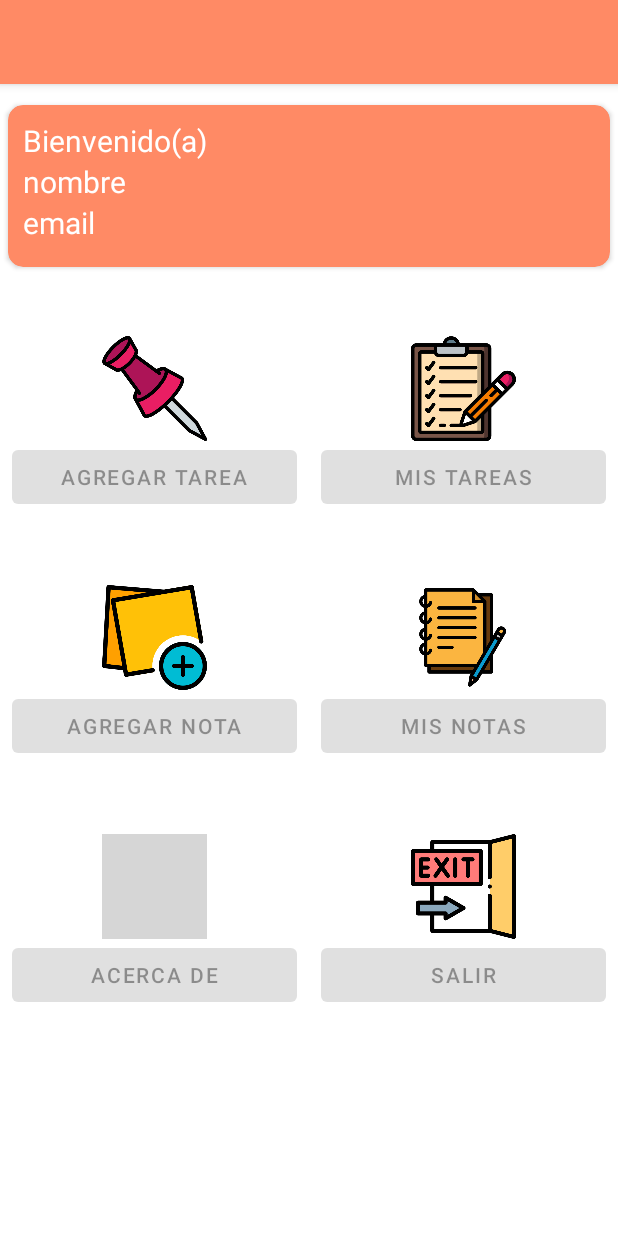
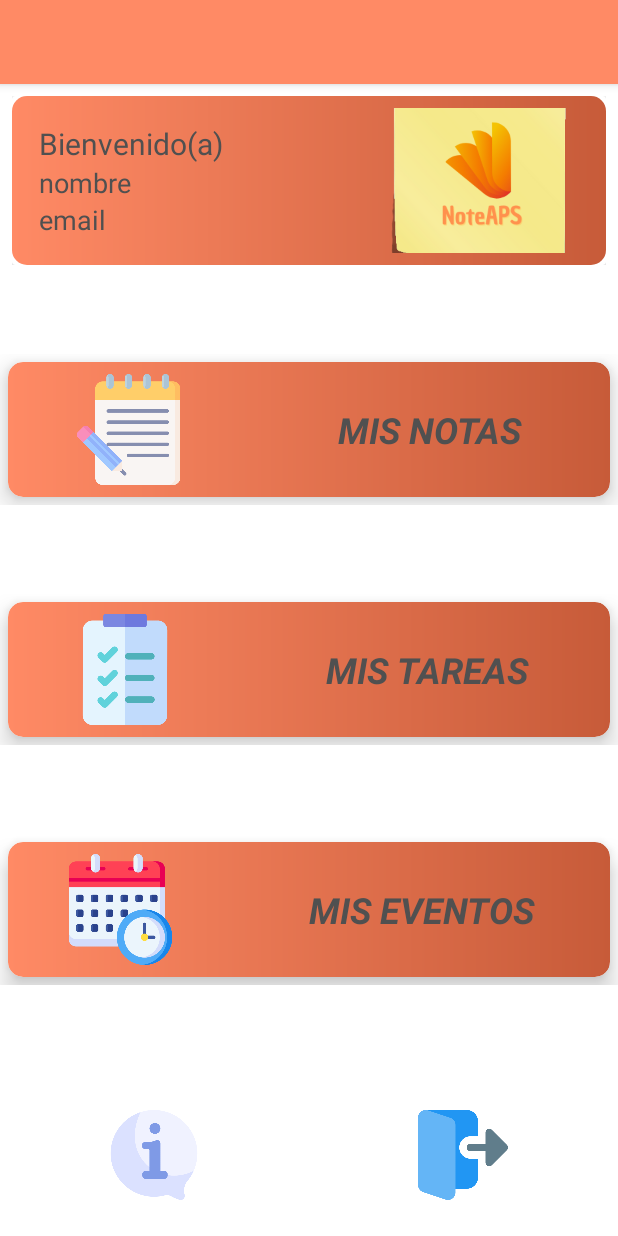
Before and after one commit to antoni0ps/NoteAps, an Android app: the screen it shows after launch once a user with an empty profile is signed in (MenuActivity), on a phone screen of 412 x 824 dp. Run offline under Robolectric (Android 15) with nearby library versions, the light colour scheme and no system bars; our stand-ins replace Firebase (no records; nobody signed in at launch, a user with empty details on screens opened directly); grey boxes are pictures that could not be loaded.

Commit message:
after changes at menuActivity

```diff
--- a/app/src/main/java/com/proyecto/tasksnotes/MenuActivity.kt
+++ b/app/src/main/java/com/proyecto/tasksnotes/MenuActivity.kt
@@ -43,21 +43,18 @@ class MenuActivity : AppCompatActivity() {
 
         loadData()
 
-        binding.addTaskButton.setOnClickListener {
-
-            val intent = Intent(this, Add_Task_Activity::class.java)
+        //Datos enviados por el botón añadir tarea
+            /*val intent = Intent(this, Add_Task_Activity::class.java)
             name = binding.tvName.text.toString()
             email = binding.tvEmail.text.toString()
             intent.putExtra("name", name)
             intent.putExtra("email", email)
-            startActivity(intent)
-        }
+            startActivity(intent)*/
+
         binding.myTasksButton.setOnClickListener {
             startActivity(Intent(this, List_Tasks::class.java))
         }
-        binding.addNote.setOnClickListener {
-            startActivity(Intent(this, Add_Note_Activity::class.java))
-        }
+
         binding.myNotesButton.setOnClickListener {
             startActivity(Intent(this, List_Notes::class.java))
         }
@@ -91,10 +88,9 @@ class MenuActivity : AppCompatActivity() {
                     binding.tvEmail.setText(email)
 
                     //Si existe usuario logueado habilitamos los botones del menu
-                    binding.addTaskButton.isEnabled = true
+                    binding.myEventsButton.isEnabled = true
                     binding.myNotesButton.isEnabled = true
                     binding.myTasksButton.isEnabled = true
-                    binding.addNote.isEnabled = true
                     binding.aboutButton.isEnabled = true
                     binding.logoutButton.isEnabled = true
                 }
--- a/app/src/main/res/drawable/date_background.xml
+++ /dev/null
@@ -1,7 +0,0 @@
-<?xml version="1.0" encoding="utf-8"?>
-<shape xmlns:android="http://schemas.android.com/apk/res/android" android:shape="rectangle">
-    <solid
-        android:color="@color/background_clear"/>
-
-    <corners android:radius= "10dp" />
-</shape>
--- /dev/null
+++ b/app/src/main/res/drawable/gradient_background_border.xml
@@ -0,0 +1,12 @@
+<?xml version="1.0" encoding="utf-8"?>
+<shape xmlns:android="http://schemas.android.com/apk/res/android"
+    android:shape="rectangle">
+    <solid android:color="@color/primary" />
+
+    <gradient
+        android:endColor="@color/primary_dark"
+        android:startColor="@color/primary"
+        android:type="linear"
+        android:angle="0"/>
+    <corners android:radius="10dp" />
+</shape>
--- a/app/src/main/res/layout/activity_add_task.xml
+++ b/app/src/main/res/layout/activity_add_task.xml
@@ -91,7 +91,7 @@
             android:layout_marginStart="8dp"
             android:layout_marginTop="8dp"
             android:layout_marginEnd="8dp"
-            android:background="@drawable/date_background" />
+            android:background="@drawable/gradient_background_border" />
 
         <androidx.appcompat.widget.LinearLayoutCompat
             android:layout_width="match_parent"
--- a/app/src/main/res/layout/activity_menu.xml
+++ b/app/src/main/res/layout/activity_menu.xml
@@ -1,40 +1,49 @@
 <?xml version="1.0" encoding="utf-8"?>
 
 
-
-<ScrollView
-    xmlns:android="http://schemas.android.com/apk/res/android"
+<androidx.constraintlayout.widget.ConstraintLayout xmlns:android="http://schemas.android.com/apk/res/android"
+    xmlns:app="http://schemas.android.com/apk/res-auto"
     xmlns:tools="http://schemas.android.com/tools"
-    xmlns:app="http://schemas.android.com/apk/res-auto"
     android:layout_width="match_parent"
     android:layout_height="match_parent"
     tools:context=".MenuActivity">
 
-    <androidx.constraintlayout.widget.ConstraintLayout
-        android:layout_width="match_parent"
-        android:layout_height="match_parent">
 
     <androidx.appcompat.widget.LinearLayoutCompat
         android:id="@+id/infoLayout"
         android:layout_width="match_parent"
         android:layout_height="wrap_content"
+        android:layout_margin="8dp"
+        android:background="@drawable/gradient_background_border"
         android:orientation="vertical"
-            app:layout_constraintTop_toTopOf="parent"
         app:layout_constraintEnd_toEndOf="parent"
-            app:layout_constraintStart_toStartOf="parent">
+        app:layout_constraintStart_toStartOf="parent"
+        app:layout_constraintTop_toTopOf="parent">
+
 
         <androidx.cardview.widget.CardView
             android:layout_width="match_parent"
-                android:layout_marginTop="8dp"
-                android:layout_height="120dp"
-                android:padding="0.2dp"
-                app:cardBackgroundColor="@color/primary"
-                app:cardCornerRadius="10dp"
-                app:cardUseCompatPadding="true">
+            android:layout_height="match_parent"
+            android:padding="0.2dp">
+
+            <TextView
+                android:layout_width="match_parent"
+                android:layout_height="match_parent"
+                android:background="@drawable/gradient_background_border" />
+
 
             <androidx.appcompat.widget.LinearLayoutCompat
                 android:layout_width="match_parent"
                 android:layout_height="wrap_content"
+                android:padding="8dp"
+                android:orientation="horizontal"
+                android:weightSum="2">
+
+
+                <androidx.appcompat.widget.LinearLayoutCompat
+                    android:layout_width="match_parent"
+                    android:layout_height="wrap_content"
+                    android:layout_weight="0.75"
                     android:orientation="vertical"
                     android:padding="10dp">
 
@@ -42,7 +51,7 @@
                         android:layout_width="wrap_content"
                         android:layout_height="wrap_content"
                         android:text="Bienvenido(a)"
-                        android:textColor="@color/white"
+                        android:textColor="@color/dark_grey"
                         android:textSize="20sp" />
 
                     <TextView
@@ -50,36 +59,231 @@
                         android:layout_width="wrap_content"
                         android:layout_height="wrap_content"
                         android:text="nombre"
-                        android:textColor="@color/white"
-                        android:textSize="20sp" />
+                        android:textColor="@color/dark_grey"
+                        android:textSize="18sp" />
 
                     <TextView
                         android:id="@+id/tvEmail"
                         android:layout_width="wrap_content"
                         android:layout_height="wrap_content"
                         android:text="email"
-                        android:textColor="@color/white"
-                        android:textSize="20sp" />
+                        android:textColor="@color/dark_grey"
+                        android:textSize="18sp" />
 
+                </androidx.appcompat.widget.LinearLayoutCompat>
+
+                <androidx.appcompat.widget.LinearLayoutCompat
+                    android:layout_width="match_parent"
+                    android:layout_height="match_parent"
+                    android:layout_weight="1.3">
+
+                    <ImageView
+                        android:layout_width="130dp"
+                        android:layout_height="130dp"
+                        android:elevation="8dp"
+                        android:translationZ="8dp"
+                        android:src="@drawable/icono_app_completo"
+                        android:layout_gravity="center"/>
+
+
+
+                </androidx.appcompat.widget.LinearLayoutCompat>
 
             </androidx.appcompat.widget.LinearLayoutCompat>
 
         </androidx.cardview.widget.CardView>
     </androidx.appcompat.widget.LinearLayoutCompat>
 
+
     <androidx.appcompat.widget.LinearLayoutCompat
-            android:id="@+id/firstLayout"
+        android:id="@+id/notesLayout"
         android:layout_width="match_parent"
         android:layout_height="wrap_content"
+        app:layout_constraintBottom_toTopOf="@id/tasks_layout"
+        app:layout_constraintTop_toBottomOf="@id/infoLayout">
+
+        <androidx.cardview.widget.CardView
+            android:id="@+id/myNotesButton"
+            android:layout_width="match_parent"
+            android:layout_height="match_parent"
+            android:layout_margin="5dp"
+            android:elevation="8dp"
+            android:enabled="false"
+            android:padding="0.2dp"
+            android:translationZ="8dp"
+            app:cardCornerRadius="10dp">
+
+            <TextView
+                android:id="@+id/tvMyNotes"
+                android:layout_width="match_parent"
+                android:layout_height="match_parent"
+                android:background="@drawable/gradient_background_border"
+                android:textSize="25sp" />
+
+
+            <androidx.appcompat.widget.LinearLayoutCompat
+                android:layout_width="match_parent"
+                android:layout_height="wrap_content"
+                android:weightSum="2">
+
+                <androidx.appcompat.widget.AppCompatImageView
+                    android:id="@+id/ivMyNotes"
+                    android:layout_width="90dp"
+                    android:layout_height="90dp"
+                    android:layout_weight="0.75"
+                    android:padding="8dp"
+                    android:src="@drawable/note_image" />
+
+                <com.google.android.material.textview.MaterialTextView
+                    android:layout_width="wrap_content"
+                    android:layout_height="match_parent"
+                    android:layout_weight="1.25"
+                    android:elevation="8dp"
+                    android:gravity="center"
+                    android:text="MIS NOTAS"
+                    android:textColor="@color/dark_grey"
+                    android:textSize="24sp"
+                    android:textStyle="bold|italic"
+                    android:translationZ="20dp" />
+
+            </androidx.appcompat.widget.LinearLayoutCompat>
+
+
+        </androidx.cardview.widget.CardView>
+
+    </androidx.appcompat.widget.LinearLayoutCompat>
+
+    <androidx.appcompat.widget.LinearLayoutCompat
+        android:id="@+id/tasks_layout"
+        android:layout_width="match_parent"
+        android:layout_height="wrap_content"
+        app:layout_constraintBottom_toTopOf="@id/eventsLayout"
+        app:layout_constraintTop_toBottomOf="@id/notesLayout">
+
+        <androidx.cardview.widget.CardView
+            android:id="@+id/myTasksButton"
+            android:layout_width="match_parent"
+            android:layout_height="match_parent"
+            android:layout_margin="5dp"
+            android:elevation="8dp"
+            android:enabled="false"
+            android:padding="0.2dp"
+            android:translationZ="8dp"
+            app:cardCornerRadius="10dp">
+
+            <TextView
+                android:id="@+id/tvMyTasks"
+                android:layout_width="match_parent"
+                android:layout_height="match_parent"
+                android:background="@drawable/gradient_background_border"
+                android:textSize="25sp" />
+
+
+            <androidx.appcompat.widget.LinearLayoutCompat
+                android:layout_width="match_parent"
+                android:layout_height="wrap_content"
+                android:weightSum="2">
+
+                <androidx.appcompat.widget.AppCompatImageView
+                    android:id="@+id/ivMyTasks"
+                    android:layout_width="90dp"
+                    android:layout_height="90dp"
+                    android:layout_weight="0.75"
+                    android:padding="8dp"
+                    android:src="@drawable/task_image" />
+
+                <com.google.android.material.textview.MaterialTextView
+                    android:layout_width="wrap_content"
+                    android:layout_height="match_parent"
+                    android:layout_weight="1.25"
+                    android:elevation="8dp"
+                    android:gravity="center"
+                    android:text="MIS TAREAS"
+                    android:textColor="@color/dark_grey"
+                    android:textSize="24sp"
+                    android:textStyle="bold|italic"
+                    android:translationZ="20dp" />
+
+            </androidx.appcompat.widget.LinearLayoutCompat>
+
+
+        </androidx.cardview.widget.CardView>
+
+    </androidx.appcompat.widget.LinearLayoutCompat>
+
+    <androidx.appcompat.widget.LinearLayoutCompat
+        android:id="@+id/eventsLayout"
+        android:layout_width="match_parent"
+        android:layout_height="wrap_content"
+        app:layout_constraintBottom_toTopOf="@id/thirdLayout"
+        app:layout_constraintTop_toBottomOf="@id/tasks_layout">
+
+        <androidx.cardview.widget.CardView
+            android:id="@+id/myEventsButton"
+            android:layout_width="match_parent"
+            android:layout_height="match_parent"
+            android:layout_margin="5dp"
+            android:elevation="8dp"
+            android:enabled="false"
+            android:padding="0.2dp"
+            android:translationZ="8dp"
+            app:cardCornerRadius="10dp">
+
+            <TextView
+                android:id="@+id/tvMyEvents"
+                android:layout_width="match_parent"
+                android:layout_height="match_parent"
+                android:background="@drawable/gradient_background_border"
+                android:textSize="25sp" />
+
+
+            <androidx.appcompat.widget.LinearLayoutCompat
+                android:layout_width="match_parent"
+                android:layout_height="wrap_content"
+                android:weightSum="2">
+
+                <androidx.appcompat.widget.AppCompatImageView
+                    android:id="@+id/ivMyEvents"
+                    android:layout_width="90dp"
+                    android:layout_height="90dp"
+                    android:layout_weight="0.75"
+                    android:padding="8dp"
+                    android:src="@drawable/event_image" />
+
+                <com.google.android.material.textview.MaterialTextView
+                    android:layout_width="wrap_content"
+                    android:layout_height="match_parent"
+                    android:layout_weight="1.25"
+                    android:elevation="8dp"
+                    android:gravity="center"
+                    android:text="MIS EVENTOS"
+                    android:textColor="@color/dark_grey"
+                    android:textSize="24sp"
+                    android:textStyle="bold|italic"
+                    android:translationZ="20dp" />
+
+            </androidx.appcompat.widget.LinearLayoutCompat>
+
+
+        </androidx.cardview.widget.CardView>
+
+    </androidx.appcompat.widget.LinearLayoutCompat>
+
+
+    <androidx.appcompat.widget.LinearLayoutCompat
+        android:id="@+id/thirdLayout"
+        android:layout_width="match_parent"
+        android:layout_height="wrap_content"
+        android:layout_marginTop="16dp"
         android:orientation="vertical"
-            android:layout_marginTop="16dp"
-            app:layout_constraintTop_toBottomOf="@id/infoLayout">
+        app:layout_constraintBottom_toBottomOf="parent">
 
         <androidx.appcompat.widget.LinearLayoutCompat
             android:layout_width="match_parent"
             android:layout_height="wrap_content"
             android:layout_marginTop="16dp"
             android:orientation="horizontal"
+            android:layout_marginBottom="16dp"
             android:weightSum="2">
 
             <androidx.appcompat.widget.LinearLayoutCompat
@@ -87,21 +291,18 @@
                 android:layout_height="wrap_content"
                 android:layout_gravity="center"
                 android:layout_weight="1"
-                    android:padding="8dp"
-                    android:orientation="vertical">
+                android:orientation="vertical"
+                android:padding="8dp">
 
-                    <androidx.appcompat.widget.AppCompatImageView
-                        android:layout_width="70dp"
-                        android:layout_height="70dp"
-                        android:layout_gravity="center"
-                        android:src="@drawable/archived" />
 
-                    <Button
-                        android:id="@+id/addTaskButton"
-                        android:layout_width="match_parent"
-                        android:layout_height="wrap_content"
+                <ImageView
+                    android:id="@+id/aboutButton"
+                    android:layout_width="60dp"
+                    android:layout_height="60dp"
                     android:enabled="false"
-                        android:text="agregar tarea" />
+                    android:src="@drawable/about_image"
+                    android:text="acerca de"
+                    android:layout_gravity="center"/>
 
             </androidx.appcompat.widget.LinearLayoutCompat>
 
@@ -110,155 +311,16 @@
                 android:layout_height="wrap_content"
                 android:layout_gravity="center"
                 android:layout_weight="1"
-                    android:padding="8dp"
-                    android:orientation="vertical">
+                android:orientation="vertical"
+                android:padding="8dp">
 
                 <androidx.appcompat.widget.AppCompatImageView
-                        android:layout_width="70dp"
-                        android:layout_height="70dp"
+                    android:id="@+id/logoutButton"
+                    android:layout_width="60dp"
+                    android:layout_height="60dp"
                     android:layout_gravity="center"
-                        android:src="@drawable/list" />
+                    android:src="@drawable/logout_image" />
 
-                    <Button
-                        android:id="@+id/myTasksButton"
-                        android:layout_width="match_parent"
-                        android:layout_height="wrap_content"
-                        android:enabled="false"
-                        android:text="MIS TAREAS" />
-
-                </androidx.appcompat.widget.LinearLayoutCompat>
-
-
-            </androidx.appcompat.widget.LinearLayoutCompat>
-
-
-        </androidx.appcompat.widget.LinearLayoutCompat>
-
-        <androidx.appcompat.widget.LinearLayoutCompat
-            android:id="@+id/secondLayout"
-            android:layout_width="match_parent"
-            android:layout_height="wrap_content"
-            android:orientation="vertical"
-            android:layout_marginTop="16dp"
-            app:layout_constraintTop_toBottomOf="@id/firstLayout">
-
-            <androidx.appcompat.widget.LinearLayoutCompat
-                android:layout_width="match_parent"
-                android:layout_height="wrap_content"
-                android:layout_marginTop="16dp"
-                android:orientation="horizontal"
-                android:weightSum="2">
-
-                <androidx.appcompat.widget.LinearLayoutCompat
-                    android:layout_width="wrap_content"
-                    android:layout_height="wrap_content"
-                    android:layout_gravity="center"
-                    android:layout_weight="1"
-                    android:padding="8dp"
-                    android:orientation="vertical">
-
-                    <androidx.appcompat.widget.AppCompatImageView
-                        android:layout_width="70dp"
-                        android:layout_height="70dp"
-                        android:layout_gravity="center"
-                        android:src="@drawable/addnote" />
-
-                    <Button
-                        android:id="@+id/addNote"
-                        android:layout_width="match_parent"
-                        android:layout_height="wrap_content"
-                        android:enabled="false"
-                        android:text="Agregar nota" />
-
-                </androidx.appcompat.widget.LinearLayoutCompat>
-
-                <androidx.appcompat.widget.LinearLayoutCompat
-                    android:layout_width="wrap_content"
-                    android:layout_height="wrap_content"
-                    android:layout_gravity="center"
-                    android:layout_weight="1"
-                    android:padding="8dp"
-                    android:orientation="vertical">
-
-                    <androidx.appcompat.widget.AppCompatImageView
-                        android:layout_width="70dp"
-                        android:layout_height="70dp"
-                        android:layout_gravity="center"
-                        android:src="@drawable/note_icon" />
-
-                    <Button
-                        android:id="@+id/myNotesButton"
-                        android:layout_width="match_parent"
-                        android:layout_height="wrap_content"
-                        android:enabled="false"
-                        android:text="MIS NOTAS" />
-
-                </androidx.appcompat.widget.LinearLayoutCompat>
-
-
-            </androidx.appcompat.widget.LinearLayoutCompat>
-
-
-        </androidx.appcompat.widget.LinearLayoutCompat>
-
-        <androidx.appcompat.widget.LinearLayoutCompat
-            android:id="@+id/thirdLayout"
-            android:layout_width="match_parent"
-            android:layout_height="wrap_content"
-            android:orientation="vertical"
-            android:layout_marginTop="16dp"
-            app:layout_constraintTop_toBottomOf="@id/secondLayout">
-
-            <androidx.appcompat.widget.LinearLayoutCompat
-                android:layout_width="match_parent"
-                android:layout_height="wrap_content"
-                android:layout_marginTop="16dp"
-                android:orientation="horizontal"
-                android:weightSum="2">
-
-                <androidx.appcompat.widget.LinearLayoutCompat
-                    android:layout_width="wrap_content"
-                    android:layout_height="wrap_content"
-                    android:layout_gravity="center"
-                    android:layout_weight="1"
-                    android:padding="8dp"
-                    android:orientation="vertical">
-
-                    <androidx.appcompat.widget.AppCompatImageView
-                        android:layout_width="70dp"
-                        android:layout_height="70dp"
-                        android:layout_gravity="center"
-                        android:src="@drawable/info" />
-
-                    <Button
-                        android:id="@+id/aboutButton"
-                        android:layout_width="match_parent"
-                        android:layout_height="wrap_content"
-                        android:enabled="false"
-                        android:text="acerca de" />
-
-                </androidx.appcompat.widget.LinearLayoutCompat>
-
-                <androidx.appcompat.widget.LinearLayoutCompat
-                    android:layout_width="wrap_content"
-                    android:layout_height="wrap_content"
-                    android:layout_gravity="center"
-                    android:layout_weight="1"
-                    android:padding="8dp"
-                    android:orientation="vertical">
-
-                    <androidx.appcompat.widget.AppCompatImageView
-                        android:layout_width="70dp"
-                        android:layout_height="70dp"
-                        android:layout_gravity="center"
-                        android:src="@drawable/exit" />
-
-                    <Button
-                        android:id="@+id/logoutButton"
-                        android:layout_width="match_parent"
-                        android:layout_height="wrap_content"
-                        android:enabled="false"
-                        android:text="salir" />
 
             </androidx.appcompat.widget.LinearLayoutCompat>
 
@@ -269,29 +331,3 @@
     </androidx.appcompat.widget.LinearLayoutCompat>
 
 </androidx.constraintlayout.widget.ConstraintLayout>
-
-
-
-
-
-
-
-
-
-
-
-
-
-
-
-
-
-
-
-
-
-
-
-
-
-  </ScrollView>
--- a/app/src/main/res/layout/activity_splash_screen.xml
+++ b/app/src/main/res/layout/activity_splash_screen.xml
@@ -13,23 +13,29 @@
         android:layout_marginTop="36dp"
         android:gravity="center"
         android:orientation="vertical"
-        app:layout_constraintTop_toTopOf="parent">
+        app:layout_constraintTop_toTopOf="parent"
+        app:layout_constraintBottom_toTopOf="@id/nameLayout">
 
         <com.airbnb.lottie.LottieAnimationView
             android:layout_width="match_parent"
-            android:layout_height="450dp"
+            android:layout_height="300dp"
             app:lottie_autoPlay="true"
             app:lottie_fileName="startAnimation.json"
             app:lottie_imageAssetsFolder="assets"
-            app:lottie_loop="true" />
+            app:lottie_loop="true">
+
+        </com.airbnb.lottie.LottieAnimationView>
+
+    </LinearLayout>
 
     <LinearLayout
         android:id="@+id/nameLayout"
         android:layout_width="match_parent"
-            android:layout_height="match_parent"
+        android:layout_height="wrap_content"
         android:orientation="vertical"
-            app:layout_constraintTop_toTopOf="parent"
-            app:layout_constraintBottom_toBottomOf="parent">
+        app:layout_constraintBottom_toBottomOf="parent"
+        app:layout_constraintTop_toBottomOf="@id/animationLayout"
+        tools:layout_editor_absoluteX="0dp">
 
         <ImageView
             android:layout_width="250dp"
@@ -39,7 +45,4 @@
 
     </LinearLayout>
 
-
-    </LinearLayout>
-
 </androidx.constraintlayout.widget.ConstraintLayout>
--- a/app/src/main/res/values/styles.xml
+++ b/app/src/main/res/values/styles.xml
@@ -20,7 +20,7 @@
         <item name="title">false</item>
         <item name="android:textColorPrimary">@color/black</item>
         <item name= "android:textColorSecondary">@color/black</item>
-        <item name = "background">@drawable/date_background</item>
+        <item name = "background">@drawable/gradient_background_border</item>
         <item name = "android:textStyle">bold</item>
 
     </style>
```
Also changed, not shown: app/src/main/res/drawable/about_image.png (added), app/src/main/res/drawable/logout_image.png (added). Lines whose indentation alone changed are shown as unchanged.
